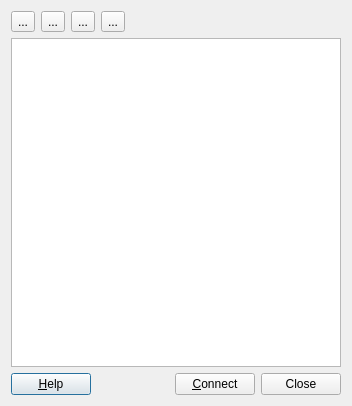
This is src/ui/hostlistdialog.ui in kitech/nullfxp as Qt 5 draws it before an edit. The edited form follows.
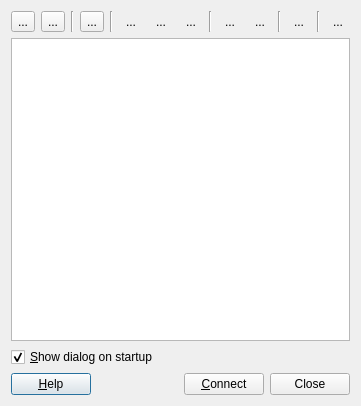
This is the edited form. Icons and pictures are not drawn.

Diff of the .ui file:
```diff
--- a/src/ui/hostlistdialog.ui
+++ b/src/ui/hostlistdialog.ui
@@ -6,7 +6,7 @@
    <rect>
     <x>0</x>
     <y>0</y>
-    <width>352</width>
+    <width>355</width>
     <height>406</height>
    </rect>
   </property>
@@ -42,6 +42,88 @@
        </property>
       </widget>
      </item>
+     <item>
+      <widget class="Line" name="line">
+       <property name="orientation">
+        <enum>Qt::Vertical</enum>
+       </property>
+      </widget>
+     </item>
+     <item>
+      <widget class="QToolButton" name="toolButton_5">
+       <property name="toolTip">
+        <string>New Session</string>
+       </property>
+       <property name="text">
+        <string>...</string>
+       </property>
+      </widget>
+     </item>
+     <item>
+      <widget class="Line" name="line_2">
+       <property name="orientation">
+        <enum>Qt::Vertical</enum>
+       </property>
+      </widget>
+     </item>
+     <item>
+      <widget class="QToolButton" name="toolButton_6">
+       <property name="toolTip">
+        <string>Cut</string>
+       </property>
+       <property name="text">
+        <string>...</string>
+       </property>
+       <property name="icon">
+        <iconset resource="../nullfxp.qrc">
+         <normaloff>:/icons/edit-cut.png</normaloff>:/icons/edit-cut.png</iconset>
+       </property>
+       <property name="autoRaise">
+        <bool>true</bool>
+       </property>
+      </widget>
+     </item>
+     <item>
+      <widget class="QToolButton" name="toolButton_7">
+       <property name="toolTip">
+        <string>Copy</string>
+       </property>
+       <property name="text">
+        <string>...</string>
+       </property>
+       <property name="icon">
+        <iconset resource="../nullfxp.qrc">
+         <normaloff>:/icons/edit-copy.png</normaloff>:/icons/edit-copy.png</iconset>
+       </property>
+       <property name="autoRaise">
+        <bool>true</bool>
+       </property>
+      </widget>
+     </item>
+     <item>
+      <widget class="QToolButton" name="toolButton_8">
+       <property name="toolTip">
+        <string>Paste</string>
+       </property>
+       <property name="text">
+        <string>...</string>
+       </property>
+       <property name="icon">
+        <iconset resource="../nullfxp.qrc">
+         <normaloff>:/icons/edit-paste.png</normaloff>:/icons/edit-paste.png</iconset>
+       </property>
+       <property name="autoRaise">
+        <bool>true</bool>
+       </property>
+      </widget>
+     </item>
+     <item>
+      <widget class="Line" name="line_3">
+       <property name="orientation">
+        <enum>Qt::Vertical</enum>
+       </property>
+      </widget>
+     </item>
      <item>
       <widget class="QToolButton" name="toolButton_3">
        <property name="toolTip">
@@ -53,6 +135,13 @@
        <property name="text">
         <string>...</string>
        </property>
+       <property name="icon">
+        <iconset resource="../nullfxp.qrc">
+         <normaloff>:/icons/edit-delete.png</normaloff>:/icons/edit-delete.png</iconset>
+       </property>
+       <property name="autoRaise">
+        <bool>true</bool>
+       </property>
       </widget>
      </item>
      <item>
@@ -65,6 +154,61 @@
        </property>
        <property name="text">
         <string>...</string>
+       </property>
+       <property name="icon">
+        <iconset resource="../nullfxp.qrc">
+         <normaloff>:/icons/document-properties.png</normaloff>:/icons/document-properties.png</iconset>
+       </property>
+       <property name="autoRaise">
+        <bool>true</bool>
+       </property>
+      </widget>
+     </item>
+     <item>
+      <widget class="Line" name="line_4">
+       <property name="orientation">
+        <enum>Qt::Vertical</enum>
+       </property>
+      </widget>
+     </item>
+     <item>
+      <widget class="QToolButton" name="toolButton_10">
+       <property name="toolTip">
+        <string>New Folder</string>
+       </property>
+       <property name="text">
+        <string>...</string>
+       </property>
+       <property name="icon">
+        <iconset resource="../nullfxp.qrc">
+         <normaloff>:/icons/folder-new.png</normaloff>:/icons/folder-new.png</iconset>
+       </property>
+       <property name="autoRaise">
+        <bool>true</bool>
+       </property>
+      </widget>
+     </item>
+     <item>
+      <widget class="Line" name="line_5">
+       <property name="orientation">
+        <enum>Qt::Vertical</enum>
+       </property>
+      </widget>
+     </item>
+     <item>
+      <widget class="QToolButton" name="toolButton_9">
+       <property name="toolTip">
+        <string>Help</string>
+       </property>
+       <property name="text">
+        <string>...</string>
+       </property>
+       <property name="icon">
+        <iconset resource="../nullfxp.qrc">
+         <normaloff>:/icons/help-contents.png</normaloff>:/icons/help-contents.png</iconset>
+       </property>
+       <property name="autoRaise">
+        <bool>true</bool>
        </property>
       </widget>
      </item>
@@ -89,7 +233,7 @@
       <enum>Qt::CustomContextMenu</enum>
      </property>
      <property name="horizontalScrollBarPolicy">
-      <enum>Qt::ScrollBarAlwaysOff</enum>
+      <enum>Qt::ScrollBarAsNeeded</enum>
      </property>
      <property name="editTriggers">
       <set>QAbstractItemView::NoEditTriggers</set>
@@ -102,6 +246,16 @@
      </property>
     </widget>
    </item>
+   <item>
+    <widget class="QCheckBox" name="checkBox">
+     <property name="text">
+      <string>&amp;Show dialog on startup</string>
+     </property>
+     <property name="checked">
+      <bool>true</bool>
+     </property>
+    </widget>
+   </item>
    <item>
     <layout class="QHBoxLayout">
      <item>
```
Left out of the diff: 16 changed lines with no effect on the pictures.
